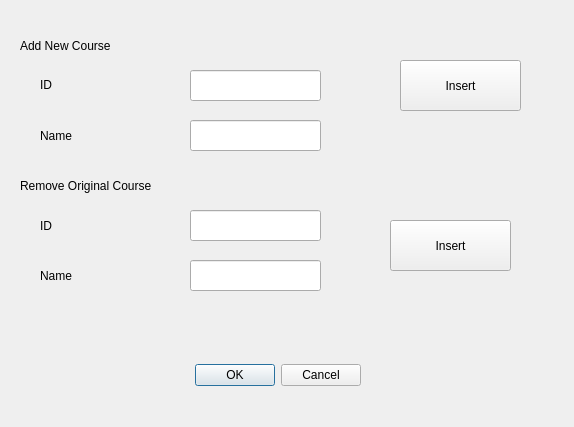
The window that insertgrade.ui (awmleer/grade-management) describes before a commit, drawn with Qt 5.
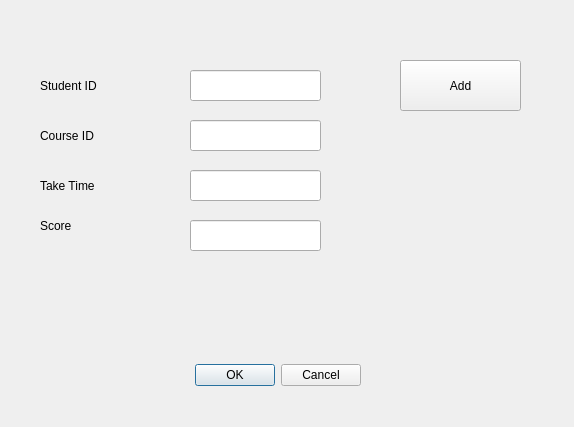
The same window after the commit.

What changed in the file:
```diff
--- a/insertgrade.ui
+++ b/insertgrade.ui
@@ -39,7 +39,7 @@
     </rect>
    </property>
    <property name="text">
-    <string>Add New Course</string>
+    <string/>
    </property>
   </widget>
   <widget class="QLineEdit" name="lineEdit">
@@ -66,13 +66,13 @@
    <property name="geometry">
     <rect>
      <x>40</x>
-     <y>69</y>
+     <y>70</y>
      <width>81</width>
      <height>31</height>
     </rect>
    </property>
    <property name="text">
-    <string>ID</string>
+    <string>Student ID</string>
    </property>
   </widget>
   <widget class="QLabel" name="label_3">
@@ -85,27 +85,14 @@
     </rect>
    </property>
    <property name="text">
-    <string>Name</string>
+    <string>Course ID</string>
    </property>
   </widget>
-  <widget class="QLabel" name="label_4">
+  <widget class="QLineEdit" name="takeTime">
    <property name="geometry">
     <rect>
-     <x>20</x>
+     <x>190</x>
      <y>170</y>
-     <width>531</width>
-     <height>31</height>
-    </rect>
-   </property>
-   <property name="text">
-    <string>Remove Original Course</string>
-   </property>
-  </widget>
-  <widget class="QLineEdit" name="lineEdit_3">
-   <property name="geometry">
-    <rect>
-     <x>190</x>
-     <y>210</y>
      <width>131</width>
      <height>31</height>
     </rect>
@@ -115,7 +102,7 @@
    <property name="geometry">
     <rect>
      <x>190</x>
-     <y>260</y>
+     <y>220</y>
      <width>131</width>
      <height>31</height>
     </rect>
@@ -125,29 +112,16 @@
    <property name="geometry">
     <rect>
      <x>40</x>
-     <y>210</y>
+     <y>170</y>
      <width>131</width>
      <height>31</height>
     </rect>
    </property>
    <property name="text">
-    <string>ID</string>
+    <string>Take Time </string>
    </property>
   </widget>
-  <widget class="QLabel" name="label_6">
-   <property name="geometry">
-    <rect>
-     <x>40</x>
-     <y>260</y>
-     <width>141</width>
-     <height>31</height>
-    </rect>
-   </property>
-   <property name="text">
-    <string>Name</string>
-   </property>
-  </widget>
-  <widget class="QPushButton" name="pushButton">
+  <widget class="QPushButton" name="insertGrade">
    <property name="geometry">
     <rect>
      <x>400</x>
@@ -157,20 +131,33 @@
     </rect>
    </property>
    <property name="text">
-    <string>Insert</string>
+    <string>Add</string>
    </property>
   </widget>
-  <widget class="QPushButton" name="pushButton_2">
+  <widget class="QLabel" name="label_4">
    <property name="geometry">
     <rect>
-     <x>390</x>
+     <x>40</x>
      <y>220</y>
-     <width>121</width>
-     <height>51</height>
+     <width>54</width>
+     <height>12</height>
     </rect>
    </property>
    <property name="text">
-    <string>Insert</string>
+    <string>Score </string>
+   </property>
+  </widget>
+  <widget class="QLabel" name="label_6">
+   <property name="geometry">
+    <rect>
+     <x>470</x>
+     <y>270</y>
+     <width>54</width>
+     <height>12</height>
+    </rect>
+   </property>
+   <property name="text">
+    <string/>
    </property>
   </widget>
  </widget>
```
Left out of the diff: 6 changed lines with no effect on the pictures.
